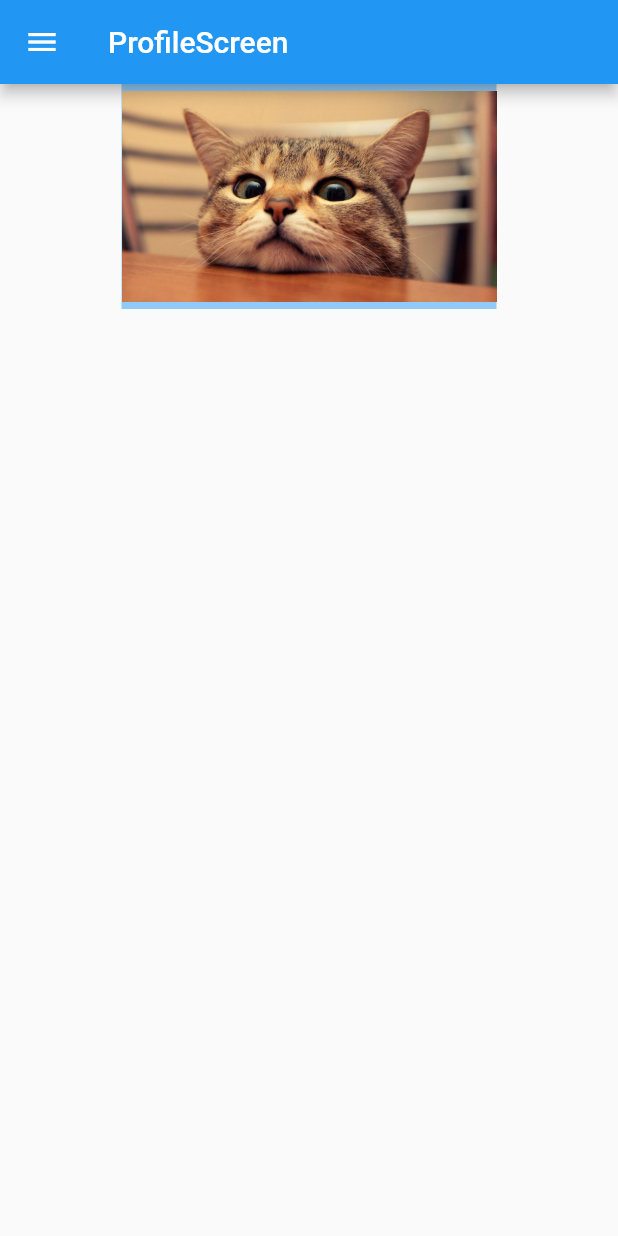
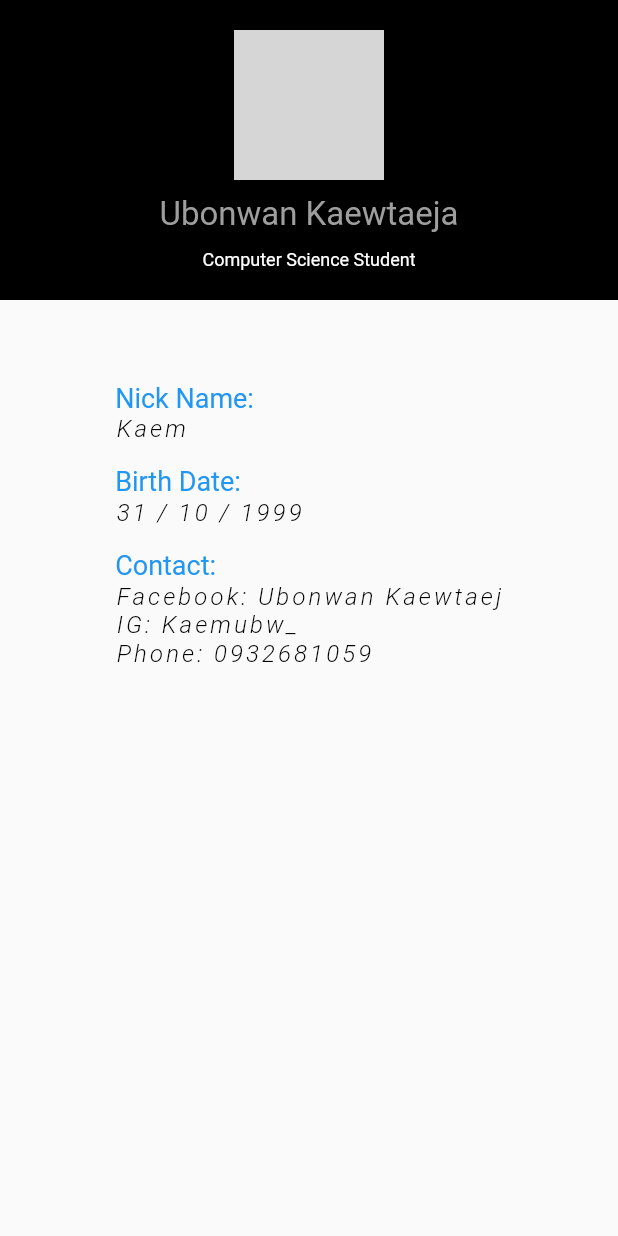
Before and after one commit to ubonwan215/flutter_application_1, a Flutter app: the ProfileScreen screen opened directly, on a phone screen of 412 x 824 dp. Run offline on Flutter 3.47's test engine with Material 2 defaults, Android fonts, the phone set to English and light mode, and no system bars; our stand-ins replace flutter_swiper; network calls fail; grey boxes are pictures that could not be loaded.

Commit message:
โปรไฟล์

```diff
--- a/my_profile/lib/screen/profile_screen.dart
+++ b/my_profile/lib/screen/profile_screen.dart
@@ -12,22 +12,139 @@ class _ProfileScreenState extends State<ProfileScreen> {
   @override
   Widget build(BuildContext context) {
     return Container(
-        child: Scaffold(
-      drawer: Drawer(),
-      appBar: AppBar(
-        title: Text("ProfileScreen"),
+      child: Scaffold(
+        body: Column(
+          children: <Widget>[
+            Container(
+                decoration: BoxDecoration(
+                    gradient: LinearGradient(
+                        begin: Alignment.topCenter,
+                        end: Alignment.bottomCenter,
+                        colors: [Colors.black, Colors.black])),
+                child: Container(
+                  width: double.infinity,
+                  height: 200.0,
+                  child: Center(
+                    child: Column(
+                      crossAxisAlignment: CrossAxisAlignment.center,
+                      mainAxisAlignment: MainAxisAlignment.center,
+                      children: <Widget>[
+                        CircleAvatar(
+                          backgroundImage: NetworkImage(
+                            "https://scontent.fbkk2-5.fna.fbcdn.net/v/t1.0-9/120813793_2641093189464480_1971768456715722013_n.jpg?_nc_cat=110&ccb=1-3&_nc_sid=09cbfe&_nc_eui2=AeG3n_xrsBZ0v_Zf5cwWw2D5pCOPp5TImDKkI4-nlMiYMjVJe6ZiRqf08ltQv9PR26rIWk3idAmk0uvnh8Z1TVjA&_nc_ohc=0l98TP0aZZIAX_33xL6&_nc_oc=AQl0tu7yRTCzVG6_B2No-QqCwV6WA4YuW_3khVXO4yAQjxSCTqsxbV49w8H7WN9gBZ8&_nc_ht=scontent.fbkk2-5.fna&oh=0fbfe76c71c8a455e2a978ec0ddf7835&oe=6069AEDB",
+                          ),
+                          radius: 50.0,
+                        ),
+                        SizedBox(
+                          height: 10.0,
+                        ),
+                        Text(
+                          "Ubonwan Kaewtaeja",
+                          style: TextStyle(
+                            fontSize: 22.0,
+                            color: Colors.grey,
+                          ),
+                        ),
+                        SizedBox(
+                          height: 10.0,
+                        ),
+                        Text(
+                          "Computer Science Student",
+                          style: TextStyle(
+                            fontSize: 12.0,
+                            color: Colors.white,
+                          ),
+                        ),
+                      ],
+                    ),
+                  ),
+                )),
+            Container(
+              child: Padding(
+                padding: const EdgeInsets.symmetric(
+                    vertical: 30.0, horizontal: 16.0),
+                child: Column(
+                  mainAxisAlignment: MainAxisAlignment.center,
+                  crossAxisAlignment: CrossAxisAlignment.start,
+                  children: <Widget>[
+                    SizedBox(
+                      height: 10.0,
+                    ),
+                    SizedBox(
+                      height: 15.0,
+                    ),
+                    Text(
+                      "Nick Name:",
+                      style: TextStyle(
+                          color: Colors.blue,
+                          fontStyle: FontStyle.normal,
+                          fontSize: 18.0),
+                    ),
+                    Text(
+                      'Kaem',
+                      style: TextStyle(
+                        fontSize: 16.0,
+                        fontStyle: FontStyle.italic,
+                        fontWeight: FontWeight.w300,
+                        color: Colors.black,
+                        letterSpacing: 2.0,
+                      ),
+                    ),
+                    SizedBox(
+                      height: 15.0,
+                    ),
+                    Text(
+                      "Birth Date:",
+                      style: TextStyle(
+                          color: Colors.blue,
+                          fontStyle: FontStyle.normal,
+                          fontSize: 18.0),
+                    ),
+                    SizedBox(
+                      height: 1.0,
+                    ),
+                    Text(
+                      '31 / 10 / 1999',
+                      style: TextStyle(
+                        fontSize: 16.0,
+                        fontStyle: FontStyle.italic,
+                        fontWeight: FontWeight.w300,
+                        color: Colors.black,
+                        letterSpacing: 2.0,
+                      ),
+                    ),
+                    SizedBox(
+                      height: 15.0,
+                    ),
+                    Text(
+                      "Contact:",
+                      style: TextStyle(
+                          color: Colors.blue,
+                          fontStyle: FontStyle.normal,
+                          fontSize: 18.0),
+                    ),
+                    SizedBox(
+                      height: 1.0,
+                    ),
+                    Text(
+                      'Facebook: Ubonwan Kaewtaej\n'
+                      'IG: Kaemubw_\n'
+                      'Phone: 0932681059',
+                      style: TextStyle(
+                        fontSize: 16.0,
+                        fontStyle: FontStyle.italic,
+                        fontWeight: FontWeight.w300,
+                        color: Colors.black,
+                        letterSpacing: 2.0,
+                      ),
+                    ),
+                  ],
+                ),
+              ),
+            ),
+          ],
       ),
-      body: Center(
-        child: Column(
-          children: [
-            Container(
-                width: 250,
-                height: 150,
-                color: Colors.blue[200],
-                child: Image.asset('assets/images/cat.jpg'),),
-          ],
-        ),
-      ),
-    ));
+    ),
+    );
   }
 }
```
